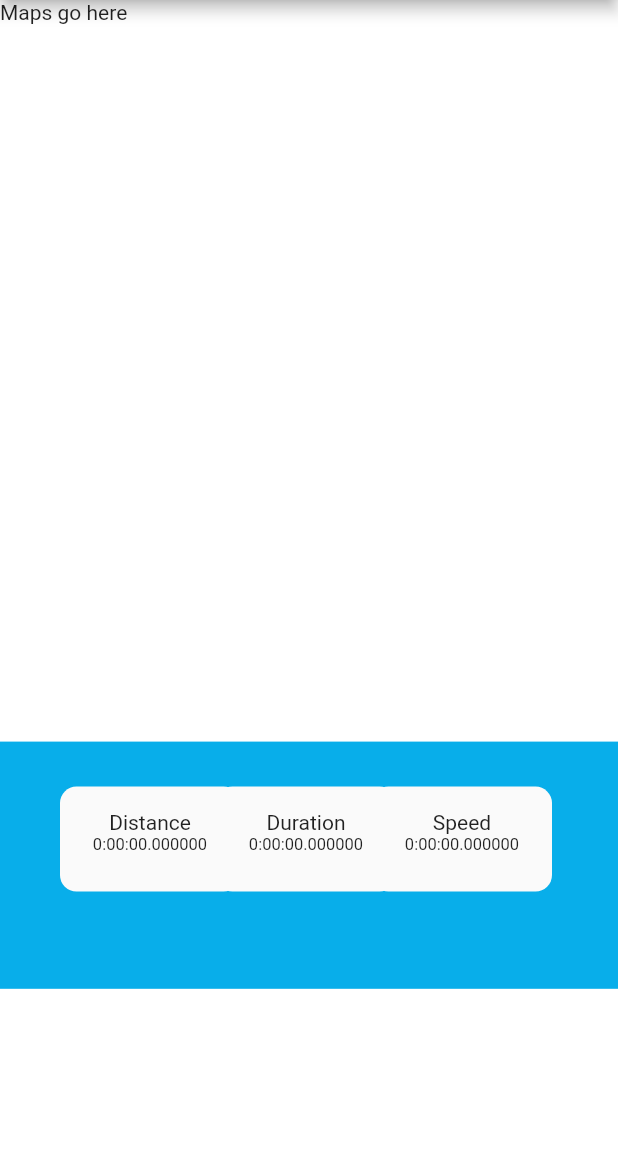
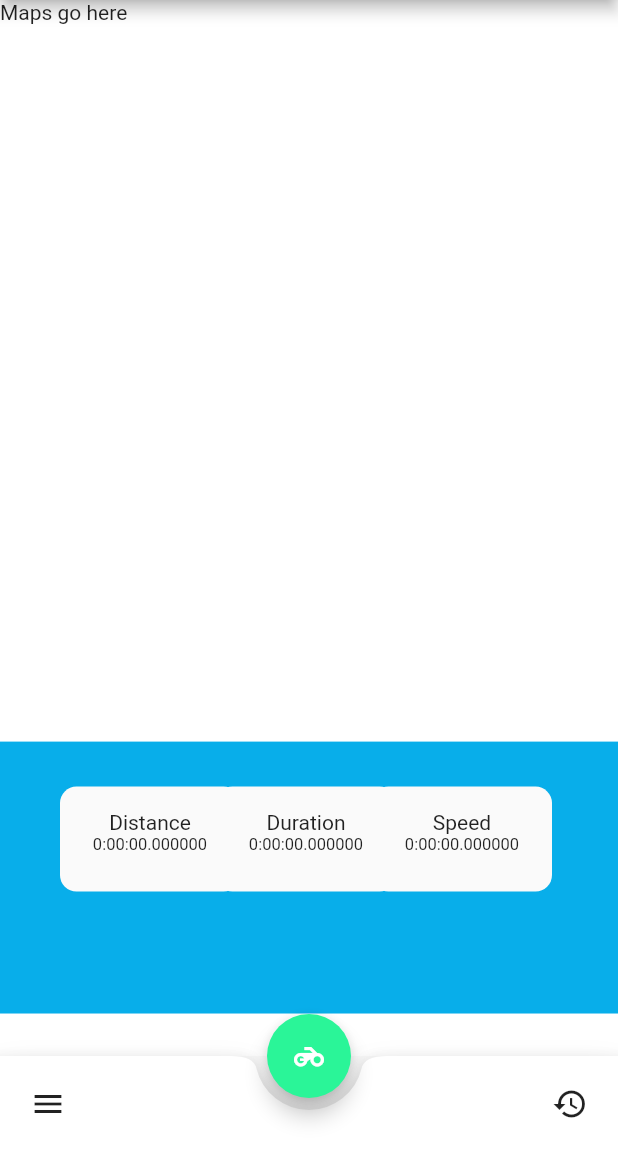
Before and after one commit to Yonkokilasi/Nduthi-Gang, a Flutter app: the screen it shows after launch, on a phone screen of 412 x 824 dp, the part 84-1236 px from its top. Run offline on Flutter 3.47's test engine with Material 2 defaults, Android fonts, the phone set to English and light mode, and no system bars.

Commit message:
added bottom app bar

```diff
--- a/lib/ui/screens/homeScreen.dart
+++ b/lib/ui/screens/homeScreen.dart
@@ -1,10 +1,7 @@
-import 'dart:async';
-import 'dart:developer';
-
 import 'package:flutter/material.dart';
-import 'package:intl/intl.dart';
 import 'package:nduthi_gang/bloc/state_widget.dart';
 import 'package:nduthi_gang/objects/state.dart';
+import 'package:nduthi_gang/utils/bottomNavigation.dart';
 import 'package:nduthi_gang/utils/colors.dart';
 
 class HomeScreen extends StatefulWidget {
@@ -102,7 +99,7 @@ class _HomeScreenState extends State<HomeScreen> {
               ),
               Container(
                 width: MediaQuery.of(context).size.width,
-                height: MediaQuery.of(context).size.height * 0.2,
+                height: MediaQuery.of(context).size.height * 0.22,
                 color: colorSecondary,
                 child: Container(
                   margin: EdgeInsets.only(top: 30, left: 40),
@@ -122,6 +119,13 @@ class _HomeScreenState extends State<HomeScreen> {
             ],
           ),
         ),
+        bottomNavigationBar: bottomNav(),
+        floatingActionButton: new FloatingActionButton(
+          onPressed: () {},
+          backgroundColor: colorPrimary,
+          child: Icon(Icons.motorcycle),
+        ),
+        floatingActionButtonLocation: FloatingActionButtonLocation.centerDocked,
       ),
     );
   }
--- /dev/null
+++ b/lib/utils/bottomNavigation.dart
@@ -0,0 +1,25 @@
+import 'package:flutter/material.dart';
+
+Widget bottomNav() {
+  return BottomAppBar(
+    child: Padding(
+      padding: const EdgeInsets.all(8.0),
+      child: Row(
+        mainAxisSize: MainAxisSize.max,
+        mainAxisAlignment: MainAxisAlignment.spaceBetween,
+        children: <Widget>[
+          IconButton(
+            onPressed: () {},
+            icon: Icon(Icons.menu),
+          ),
+          IconButton(
+            onPressed: () {},
+            icon: Icon(Icons.history),
+          ),
+        ],
+      ),
+    ),
+    notchMargin: 8,
+    shape: CircularNotchedRectangle(),
+  );
+}
```
